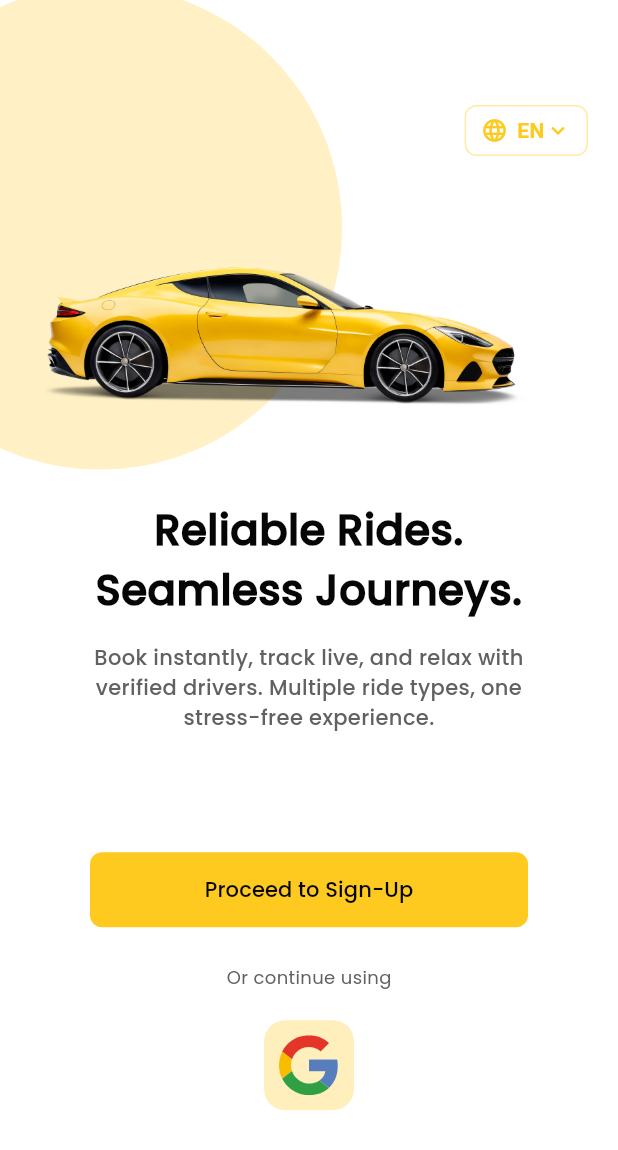
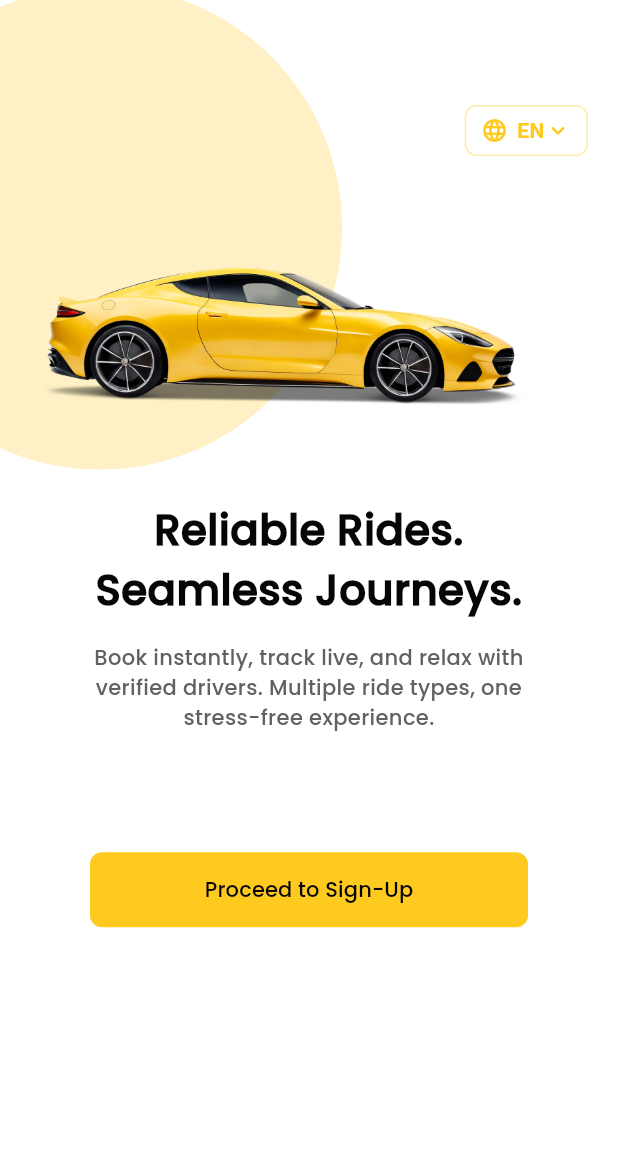
Before and after one commit to Ertoba/taxi, a Flutter app: the screen it shows after launch, on a phone screen of 412 x 824 dp. Shown: the top 1150 px of the screen. Run offline on Flutter 3.47's test engine with Material 3 defaults, Android fonts, the phone set to English and light mode, and no system bars; our stand-ins replace bloc, bot_toast, cloud_firestore, equatable, firebase_auth, firebase_core and 24 more; missing offline and left inert: flutter_inappwebview, geoflutterfire_plus, onesignal_flutter; accounts and stored records are empty; network calls fail; Roboto replaces fonts that are missing (Gilroy Regular).

Commit message:
Remove social authentication from Rider onboarding

```diff
--- a/lib/presentation/screens/onboarding/on_boarding_screen.dart
+++ b/lib/presentation/screens/onboarding/on_boarding_screen.dart
@@ -1,18 +1,13 @@
-import 'dart:io';
 import 'package:flutter/material.dart';
-import 'package:flutter_bloc/flutter_bloc.dart';
 import 'package:flutter_svg/svg.dart';
 import 'package:provider/provider.dart';
 import 'package:ride_on/core/utils/translate.dart';
 import 'package:ride_on/presentation/screens/onboarding/language_select_screen.dart';
+
 import '../../../core/utils/common_widget.dart';
 import '../../../core/utils/theme/project_color.dart';
 import '../../../core/utils/theme/theme_style.dart';
-import '../../cubits/auth/apple_login_cubit.dart';
-import '../../cubits/auth/google_login_cubit.dart';
-import '../Auth/google_update_screen.dart';
-import '../Auth/signup_screen.dart';
-import '../Home/item_home_screen.dart';
+import '../auth/signup_screen.dart';
 
 class Onboardingscreen extends StatefulWidget {
   const Onboardingscreen({super.key});
@@ -22,17 +17,17 @@ class Onboardingscreen extends StatefulWidget {
 }
 
 class _OnboardingscreenState extends State<Onboardingscreen> {
-  List content = [
+  final List<Map<String, String>> content = [
     {
-      "image": "assets/images/cuate.svg",
-      "title": "More than just a ride, it's a vibe!",
-      "description":
-          "Book rides in seconds, track your arrival in real-time, and enjoy stress-free journeys. Choose from different ride options, all driven by professional and friendly drivers."
+      'image': 'assets/images/cuate.svg',
+      'title': "More than just a ride, it's a vibe!",
+      'description':
+          'Book rides in seconds, track your arrival in real-time, and enjoy stress-free journeys. Choose from different ride options, all driven by professional and friendly drivers.',
     },
   ];
 
-  late PageController pageController;
-  int currentIndex = 0;
+  late final PageController pageController;
+
   @override
   void initState() {
     super.initState();
@@ -48,56 +43,14 @@ class _OnboardingscreenState extends State<Onboardingscreen> {
   @override
   Widget build(BuildContext context) {
     notifires = Provider.of<ColorNotifires>(context, listen: true);
+
     return Scaffold(
       backgroundColor: whiteColor,
-      body: MultiBlocListener(
-          listeners: [
-            BlocListener<GoogleLoginCubit, GoogleLoginState>(
-              listener: (context, state) {
-                if (state is GoogleLoginSucess) {
-                  Navigator.push(
-                      context,
-                      MaterialPageRoute(
-                          builder: (context) => const ItemHomeScreen()));
-                } else if (state is AddPhoneNumberState) {
-                  Navigator.push(
-                      context,
-                      MaterialPageRoute(
-                          builder: (context) => GoogleUpdate(
-                                email: state.loginModel.data?.email ?? "",
-                              )));
-                } else if (state is GoogleLoginFailure) {
-                  showErrorToastMessage(state.error);
-                }
-              },
-            ),
-            BlocListener<AppleLoginCubit, AppleLoginState>(
-              listener: (context, state) {
-                if (state is AppleLoginSuccess) {
-                  Navigator.push(
-                      context,
-                      MaterialPageRoute(
-                          builder: (context) => const ItemHomeScreen()));
-                } else if (state is AddPhoneNumberAppleState) {
-                  Navigator.push(
-                      context,
-                      MaterialPageRoute(
-                          builder: (context) => const GoogleUpdate()));
-                } else if (state is AppleLoginFailure) {
-                  closeLoading();
-                  showErrorToastMessage(state.error);
-                }
-              },
-            )
-          ],
-
-          child: SingleChildScrollView(
+      body: SingleChildScrollView(
         child: Stack(
           children: [
-
             Column(
               children: [
-
                 SizedBox(
                   height: MediaQuery.of(context).size.height * 0.38,
                   child: Stack(
@@ -105,7 +58,7 @@ class _OnboardingscreenState extends State<Onboardingscreen> {
                       Align(
                         alignment: Alignment.topLeft,
                         child: SvgPicture.asset(
-                              "assets/images/EllipseCircle.svg",
+                          'assets/images/EllipseCircle.svg',
                           height: MediaQuery.of(context).size.height * 0.38,
                           fit: BoxFit.fill,
                         ),
@@ -115,27 +68,33 @@ class _OnboardingscreenState extends State<Onboardingscreen> {
                         left: 0,
                         right: 40,
                         child: Padding(
-                              padding: const EdgeInsets.only(left: 30, right: 20, bottom: 30),
-                              child: Image.asset("assets/images/carImage.png"),
+                          padding: const EdgeInsets.only(
+                            left: 30,
+                            right: 20,
+                            bottom: 30,
+                          ),
+                          child: Image.asset('assets/images/carImage.png'),
                         ),
                       ),
                     ],
                   ),
                 ),
-
-
                 Padding(
-                      padding: const EdgeInsets.symmetric(horizontal: 60,vertical: 20),
+                  padding: const EdgeInsets.symmetric(
+                    horizontal: 60,
+                    vertical: 20,
+                  ),
                   child: Column(
                     children: [
                       Text(
-                            "Reliable Rides. Seamless Journeys.".translate(context),
+                        'Reliable Rides. Seamless Journeys.'
+                            .translate(context),
                         textAlign: TextAlign.center,
                         style: largeHeadingMedium.copyWith(fontSize: 28),
                       ),
                       const SizedBox(height: 15),
                       Text(
-                            "Book instantly, track live, and relax with verified drivers. Multiple ride types, one stress-free experience."
+                        'Book instantly, track live, and relax with verified drivers. Multiple ride types, one stress-free experience.'
                             .translate(context),
                         textAlign: TextAlign.center,
                         style: smallHeadingMedium.copyWith(
@@ -147,66 +106,23 @@ class _OnboardingscreenState extends State<Onboardingscreen> {
                   ),
                 ),
                 const SizedBox(height: 60),
-
-
                 Padding(
                   padding: const EdgeInsets.symmetric(horizontal: 60),
-                      child: Column(
-                        children: [
-                          CustomsButtons(
+                  child: CustomsButtons(
                     textColor: blackColor,
-                            text: "Proceed to Sign-Up",
+                    text: 'Proceed to Sign-Up',
                     backgroundColor: themeColor,
                     onPressed: () {
                       Navigator.pushReplacement(
                         context,
-                                MaterialPageRoute(builder: (context) => const SignUp()),
+                        MaterialPageRoute(
+                          builder: (context) => const SignUp(),
+                        ),
                       );
                     },
                   ),
-                          const SizedBox(height: 25),
-                          Text(
-                            "Or continue using".translate(context),
-                            style: regular(context),
-                          ),
-                          const SizedBox(height: 20),
-                          Row(
-                            mainAxisAlignment: MainAxisAlignment.center,
-                            children: [
-                              InkWell(
-                                onTap: () {
-                                  context.read<GoogleLoginCubit>().googleLogin(context);
-                                },
-                                child: Container(
-                                  padding: const EdgeInsets.all(10),
-                                  decoration: BoxDecoration(
-                                    color: themeColor.withValues(alpha: .3),
-                                    borderRadius: BorderRadius.circular(14),
-                                  ),
-                                  child: SvgPicture.asset("assets/images/google_icon.svg"),
-                                ),
-                              ),
-                              if (Platform.isIOS) const SizedBox(width: 25),
-                              if (Platform.isIOS)
-                                InkWell(
-                                  onTap: () {
-                                    context.read<AppleLoginCubit>().appleLogin(context);
-                                  },
-                                  child: Container(
-                                    padding: const EdgeInsets.all(12),
-                                    decoration: BoxDecoration(
-                                      color: themeColor.withValues(alpha: .3),
-                                      borderRadius: BorderRadius.circular(16),
-                                    ),
-                                    child: SvgPicture.asset("assets/images/apple_icon.svg"),
-                                  ),
-                                ),
-                            ],
                 ),
                 const SizedBox(height: 40),
-                        ],
-                      ),
-                    ),
               ],
             ),
             Positioned(
@@ -216,22 +132,26 @@ class _OnboardingscreenState extends State<Onboardingscreen> {
               child: Row(
                 mainAxisAlignment: MainAxisAlignment.end,
                 children: [
-                      languageButton(onTap: (){
-
-                        goTo(const SelectLanguageScreen(isBack: true,));
-                      },),
-                    ],
-                  )),
+                  languageButton(
+                    onTap: () {
+                      goTo(const SelectLanguageScreen(isBack: true));
+                    },
+                  ),
                 ],
               ),
-          )
-
+            ),
+          ],
+        ),
       ),
     );
   }
 }
 
-Widget customOnboardingWidget(String image, String title, String description) {
+Widget customOnboardingWidget(
+  String image,
+  String title,
+  String description,
+) {
   return Padding(
     padding: const EdgeInsets.symmetric(horizontal: 20),
     child: Column(
@@ -242,9 +162,7 @@ Widget customOnboardingWidget(String image, String title, String description) {
           padding: const EdgeInsets.only(left: 20, right: 20),
           child: SvgPicture.asset(image),
         ),
-        const SizedBox(
-          height: 20,
-        ),
+        const SizedBox(height: 20),
         Flexible(
           child: Text(
             title,
@@ -253,15 +171,15 @@ Widget customOnboardingWidget(String image, String title, String description) {
             softWrap: true,
           ),
         ),
-        const SizedBox(
-          height: 15,
-        ),
+        const SizedBox(height: 15),
         Text(
           description,
           style: smallHeadingMedium.copyWith(
-              color: notifires.getGrey2whiteColor, fontSize: 14),
+            color: notifires.getGrey2whiteColor,
+            fontSize: 14,
+          ),
           textAlign: TextAlign.start,
-        )
+        ),
       ],
     ),
   );
```
Lines whose indentation alone changed are shown as unchanged.
